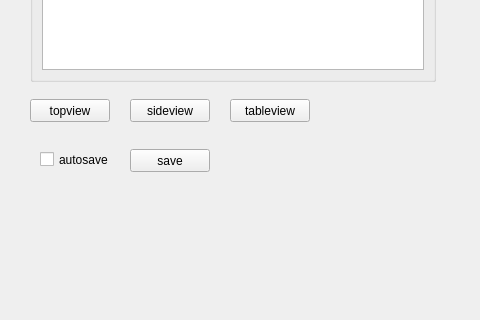
Above: mslib/msui/ui/ui_mscolab_window.ui from Open-MSS/MSS before the change; both pictures show x 0 to 480 and y 151 to 471 of the 480 by 640 pixel window. Below: the same form after it.
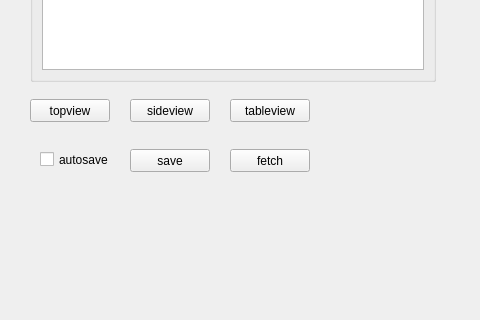
That is the form after the change.

Commit message: introduce fetch button for manual save mode

What changed in the file:
```diff
--- a/mslib/msui/ui/ui_mscolab_window.ui
+++ b/mslib/msui/ui/ui_mscolab_window.ui
@@ -197,6 +197,19 @@
     <string>autosave</string>
    </property>
   </widget>
+  <widget class="QPushButton" name="fetch_ft">
+   <property name="geometry">
+    <rect>
+     <x>230</x>
+     <y>300</y>
+     <width>80</width>
+     <height>23</height>
+    </rect>
+   </property>
+   <property name="text">
+    <string>fetch</string>
+   </property>
+  </widget>
  </widget>
  <resources/>
  <connections/>
```
The commit also changes 2 other files.
